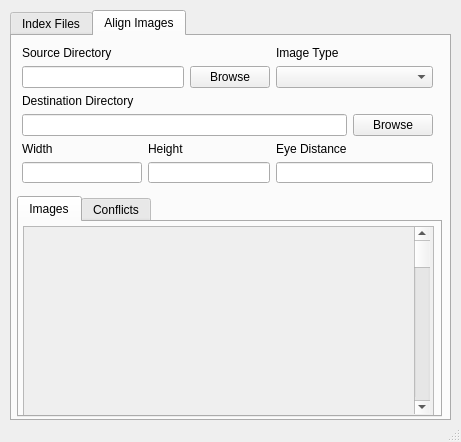
Above: gui_pyqt/mainwindow.ui from jfabellera/narcissism before the change. Below: the same form after it.
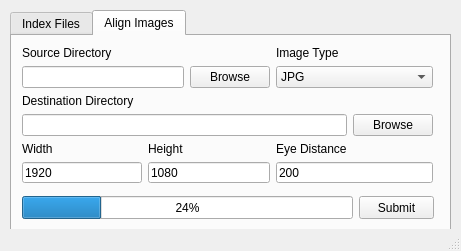
That is the form after the change. The open tabs and pages were chosen to show the change.

Commit message: add submit button and update gui

Diff of the .ui file:
```diff
--- a/gui_pyqt/mainwindow.ui
+++ b/gui_pyqt/mainwindow.ui
@@ -7,7 +7,7 @@
     <x>0</x>
     <y>0</y>
     <width>461</width>
-    <height>442</height>
+    <height>251</height>
    </rect>
   </property>
   <property name="windowTitle">
@@ -20,7 +20,7 @@
       <x>10</x>
       <y>10</y>
       <width>441</width>
-      <height>411</height>
+      <height>221</height>
      </rect>
     </property>
     <property name="currentIndex">
@@ -143,101 +143,6 @@
      <attribute name="title">
       <string>Align Images</string>
      </attribute>
-     <widget class="QTabWidget" name="alignTabs">
-      <property name="geometry">
-       <rect>
-        <x>5</x>
-        <y>160</y>
-        <width>425</width>
-        <height>221</height>
-       </rect>
-      </property>
-      <property name="currentIndex">
-       <number>0</number>
-      </property>
-      <widget class="QWidget" name="tab">
-       <attribute name="title">
-        <string>Images</string>
-       </attribute>
-       <widget class="QScrollArea" name="alignImageView">
-        <property name="geometry">
-         <rect>
-          <x>4</x>
-          <y>4</y>
-          <width>411</width>
-          <height>190</height>
-         </rect>
-        </property>
-        <property name="widgetResizable">
-         <bool>true</bool>
-        </property>
-        <widget class="QWidget" name="scrollAreaWidgetContents_3">
-         <property name="geometry">
-          <rect>
-           <x>0</x>
-           <y>0</y>
-           <width>409</width>
-           <height>188</height>
-          </rect>
-         </property>
-         <widget class="QScrollBar" name="alignScrollImage">
-          <property name="geometry">
-           <rect>
-            <x>390</x>
-            <y>0</y>
-            <width>16</width>
-            <height>187</height>
-           </rect>
-          </property>
-          <property name="orientation">
-           <enum>Qt::Vertical</enum>
-          </property>
-         </widget>
-        </widget>
-       </widget>
-      </widget>
-      <widget class="QWidget" name="tab_2">
-       <attribute name="title">
-        <string>Conflicts</string>
-       </attribute>
-       <widget class="QScrollArea" name="alignConflictView">
-        <property name="geometry">
-         <rect>
-          <x>4</x>
-          <y>4</y>
-          <width>411</width>
-          <height>190</height>
-         </rect>
-        </property>
-        <property name="widgetResizable">
-         <bool>true</bool>
-        </property>
-        <widget class="QWidget" name="scrollAreaWidgetContents_5">
-         <property name="geometry">
-          <rect>
-           <x>0</x>
-           <y>0</y>
-           <width>409</width>
-           <height>188</height>
-          </rect>
-         </property>
-         <widget class="QScrollBar" name="alignScrollConflict">
-          <property name="geometry">
-           <rect>
-            <x>390</x>
-            <y>0</y>
-            <width>16</width>
-            <height>187</height>
-           </rect>
-          </property>
-          <property name="orientation">
-           <enum>Qt::Vertical</enum>
-          </property>
-         </widget>
-        </widget>
-       </widget>
-      </widget>
-     </widget>
      <widget class="QWidget" name="layoutWidget">
       <property name="geometry">
        <rect>
@@ -279,7 +184,18 @@
         </widget>
        </item>
        <item row="1" column="3" colspan="2">
-        <widget class="QComboBox" name="alignComboType"/>
+        <widget class="QComboBox" name="alignComboType">
+         <item>
+          <property name="text">
+           <string>JPG</string>
+          </property>
+         </item>
+         <item>
+          <property name="text">
+           <string>PNG</string>
+          </property>
+         </item>
+        </widget>
        </item>
        <item row="2" column="0">
         <widget class="QLabel" name="alignLabelDst">
@@ -320,16 +236,54 @@
         </widget>
        </item>
        <item row="5" column="0">
-        <widget class="QLineEdit" name="alignEditWidth"/>
+        <widget class="QLineEdit" name="alignEditWidth">
+         <property name="text">
+          <string>1920</string>
+         </property>
+        </widget>
        </item>
        <item row="5" column="1" colspan="2">
-        <widget class="QLineEdit" name="alignEditHeight"/>
+        <widget class="QLineEdit" name="alignEditHeight">
+         <property name="text">
+          <string>1080</string>
+         </property>
+        </widget>
        </item>
        <item row="5" column="3" colspan="2">
-        <widget class="QLineEdit" name="alignEditScale"/>
+        <widget class="QLineEdit" name="alignEditScale">
+         <property name="text">
+          <string>200</string>
+         </property>
+        </widget>
        </item>
       </layout>
      </widget>
+     <widget class="QPushButton" name="alignButtonSubmit">
+      <property name="geometry">
+       <rect>
+        <x>347</x>
+        <y>160</y>
+        <width>75</width>
+        <height>23</height>
+       </rect>
+      </property>
+      <property name="text">
+       <string>Submit</string>
+      </property>
+     </widget>
+     <widget class="QProgressBar" name="alignProgressBar">
+      <property name="geometry">
+       <rect>
+        <x>10</x>
+        <y>160</y>
+        <width>331</width>
+        <height>23</height>
+       </rect>
+      </property>
+      <property name="value">
+       <number>24</number>
+      </property>
+     </widget>
     </widget>
    </widget>
   </widget>
```
Left out of the diff: 92 changed lines with no effect on the pictures. The commit also changes 5 other files.
